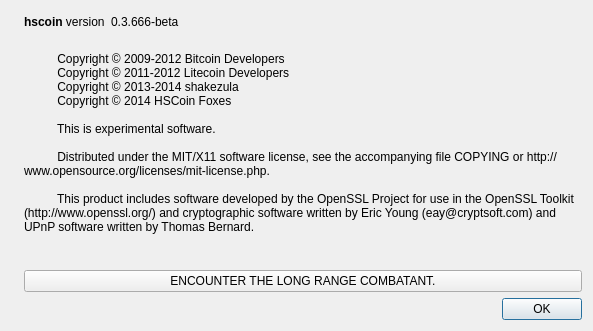
Old version of the form src/qt/forms/aboutdialog.ui in the repository hscoin/hashcoin.
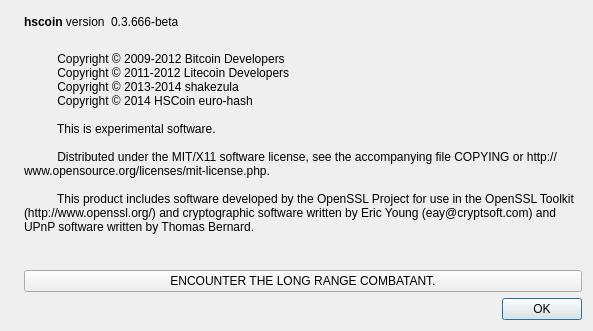
New version of the form. Icons and pictures are not drawn.

```diff
--- a/src/qt/forms/aboutdialog.ui
+++ b/src/qt/forms/aboutdialog.ui
@@ -98,7 +98,7 @@
           Copyright © 2009-2012 Bitcoin Developers
           Copyright © 2011-2012 Litecoin Developers
           Copyright © 2013-2014 shakezula
-          Copyright © 2014 HSCoin Foxes
+          Copyright © 2014 HSCoin euro-hash
 
           This is experimental software. 
 
```
